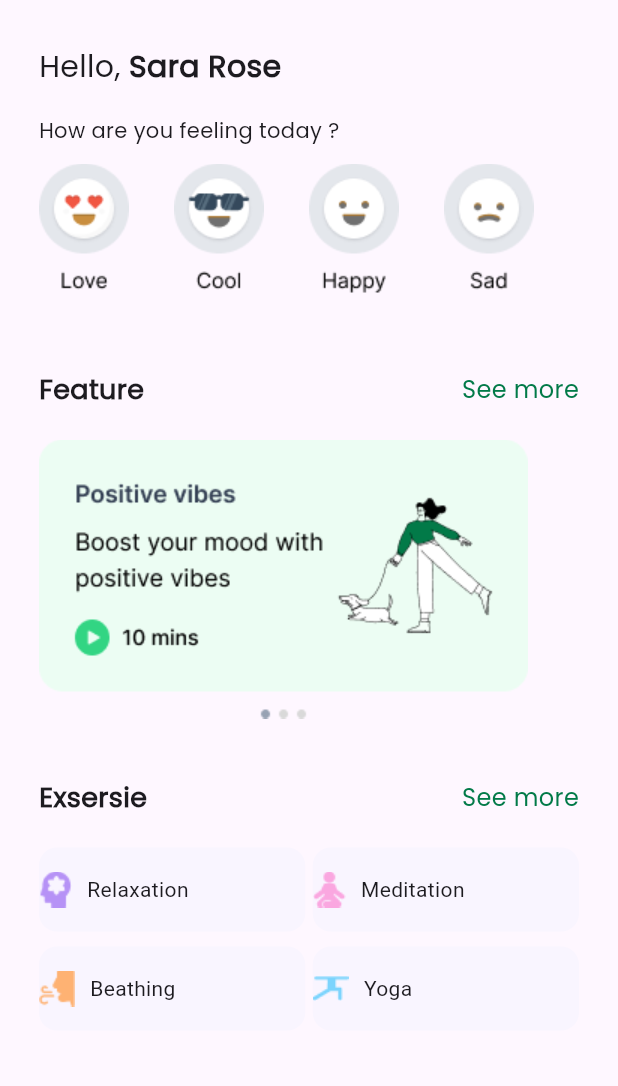
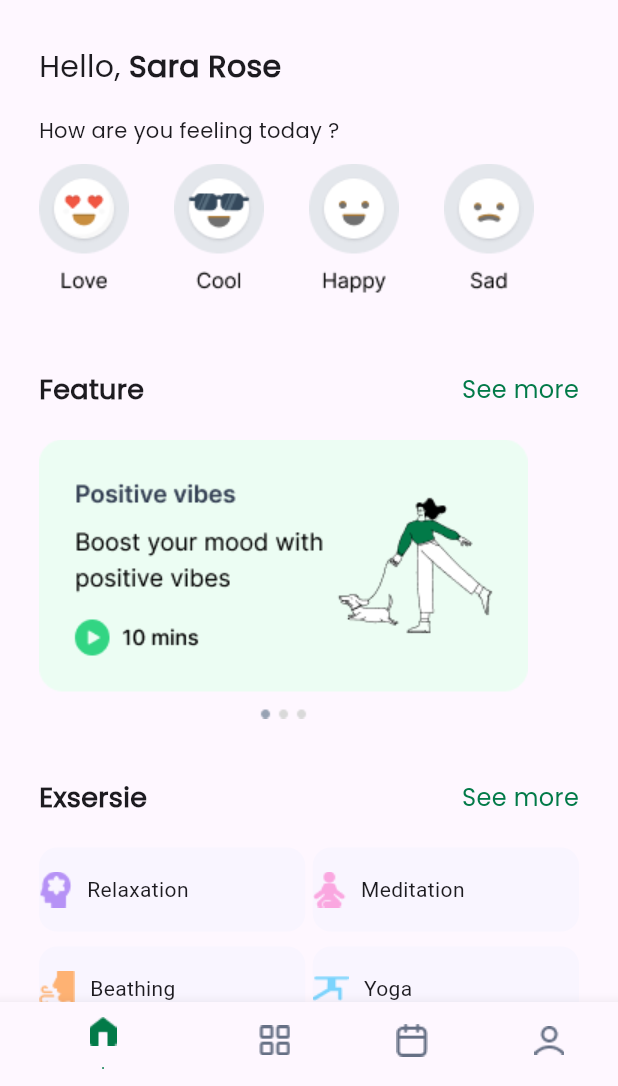
Before and after one commit to Ibrahim8545/c11_exam_sun_online, a Flutter app: the screen it shows after launch, on a phone screen of 412 x 824 dp, the part 150-1236 px from its top. Run offline on Flutter 3.47's test engine with Material 3 defaults, Android fonts, the phone set to English and light mode, and no system bars.

Commit message:
home part two

```diff
--- a/lib/home_screen_two/home_screen_two.dart
+++ b/lib/home_screen_two/home_screen_two.dart
@@ -143,6 +143,26 @@ class HomeScreenTwo extends StatelessWidget {
           ],
         ),
       ),
+
+      bottomNavigationBar: BottomNavigationBar(
+        selectedItemColor: Color(0xff027A48),
+        unselectedItemColor: Color(0xff667085),
+
+        selectedFontSize: 12,
+
+        items: const [
+          BottomNavigationBarItem(icon: ImageIcon(AssetImage(('assets/images/Icon1.png'))),label: '.',),
+           BottomNavigationBarItem(icon: ImageIcon(AssetImage(('assets/images/Icon2.png'))),label: '..'),
+            BottomNavigationBarItem(icon: ImageIcon(AssetImage(('assets/images/Icon3.png'))),label: '..'),
+             BottomNavigationBarItem(icon: ImageIcon(AssetImage(('assets/images/Icon4.png'))),label: '.yhdy'),
+
+        ],
+
+        ),
+
+
     );
   }
+
+
 }
--- a/pubspec.yaml
+++ b/pubspec.yaml
@@ -35,6 +35,7 @@ dependencies:
   # The following adds the Cupertino Icons font to your application.
   # Use with the CupertinoIcons class for iOS style icons.
   cupertino_icons: ^1.0.2
+  smooth_page_indicator: ^1.2.0+3
 
 dev_dependencies:
   flutter_test:
```
Also changed, not shown: assets/images/Icon1.png (added), assets/images/Icon2.png (added), assets/images/Icon3.png (added), assets/images/Icon4.png (added), pubspec.lock.
